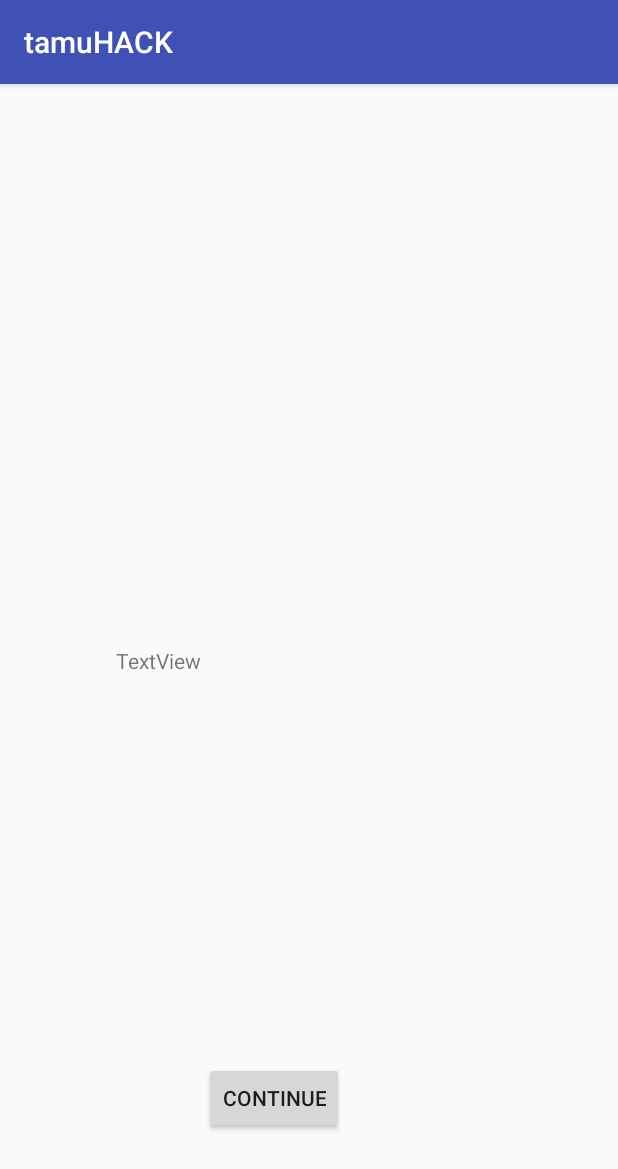
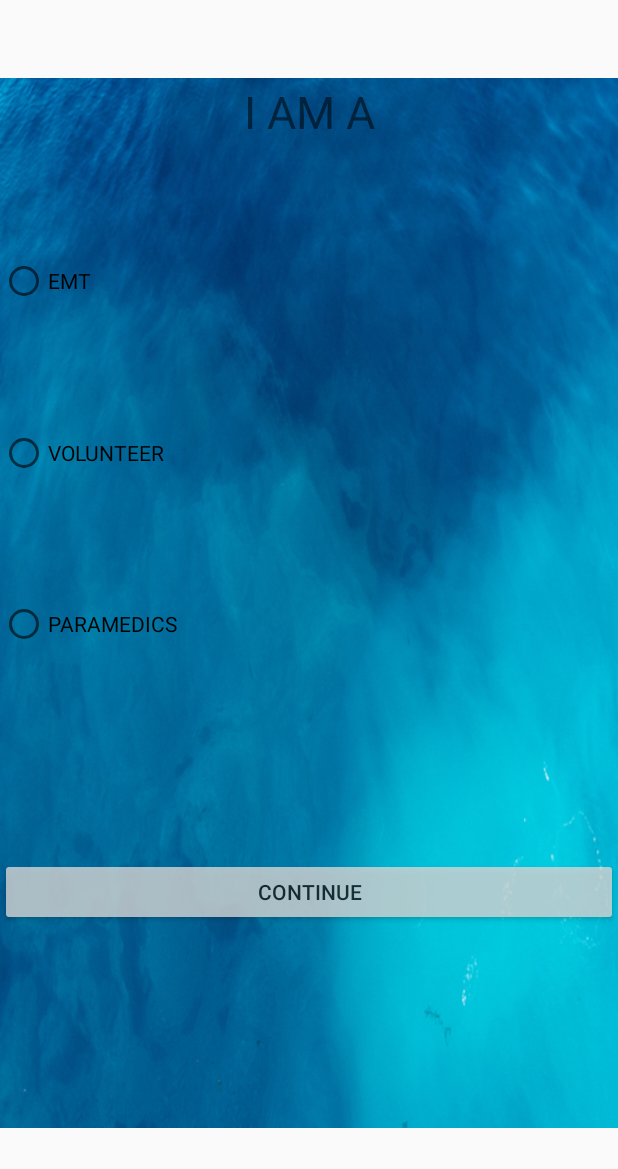
Before and after one commit to briantoe/arcangel, an Android app: the UserType screen opened directly, with no data from a screen before it, on a phone screen of 412 x 824 dp. Shown: the top 1169 px of the screen. Run offline under Robolectric (Android 15) with nearby library versions, the phone set to English and light mode, and no system bars.

Commit message:
user type page completed

```diff
--- a/app/src/main/res/layout/user_type_layout.xml
+++ b/app/src/main/res/layout/user_type_layout.xml
@@ -3,26 +3,81 @@
     xmlns:app="http://schemas.android.com/apk/res-auto"
     xmlns:tools="http://schemas.android.com/tools"
     android:layout_width="match_parent"
-    android:layout_height="match_parent">
+    android:layout_height="match_parent"
+    tools:layout_editor_absoluteY="81dp">
+
+    <ImageView
+        android:id="@+id/imageView"
+        android:layout_width="wrap_content"
+        android:layout_height="wrap_content"
+        android:scaleType="fitXY"
+        app:layout_constraintStart_toStartOf="@+id/textView2"
+        app:layout_constraintTop_toTopOf="@+id/textView2"
+        app:srcCompat="@drawable/water_background" />
 
     <Button
         android:id="@+id/buttonToMaps"
-        android:layout_width="wrap_content"
-        android:layout_height="wrap_content"
-        android:layout_marginBottom="68dp"
-        android:layout_marginStart="136dp"
+        android:layout_width="match_parent"
+        android:layout_height="45dp"
+
+        android:layout_marginBottom="155dp"
+        android:alpha=".8"
         android:onClick="buttonToMaps"
         android:text="continue"
         app:layout_constraintBottom_toBottomOf="parent"
-        app:layout_constraintStart_toStartOf="parent" />
+        app:layout_constraintEnd_toEndOf="parent"
+        app:layout_constraintStart_toStartOf="parent"
+        app:layout_constraintTop_toBottomOf="@+id/paramedicsRadio" />
+
+    <RadioButton
+        android:id="@+id/emtRadio"
+        android:layout_width="match_parent"
+        android:layout_height="45dp"
+        android:layout_marginBottom="17dp"
+        android:onClick="hospitalServices"
+        android:text="EMT"
+        android:textColorLink="@color/grey"
+        app:layout_constraintBottom_toTopOf="@+id/volunteerRadio"
+        app:layout_constraintEnd_toEndOf="parent"
+        app:layout_constraintStart_toStartOf="parent"
+        app:layout_constraintTop_toBottomOf="@+id/textView2" />
+
+    <RadioButton
+        android:id="@+id/paramedicsRadio"
+        android:layout_width="match_parent"
+        android:layout_height="45dp"
+        android:layout_marginBottom="81dp"
+        android:onClick="hospitalServices"
+        android:text="PARAMEDICS"
+        android:textColorLink="@color/grey"
+        app:layout_constraintBottom_toTopOf="@+id/buttonToMaps"
+        app:layout_constraintEnd_toEndOf="parent"
+        app:layout_constraintStart_toStartOf="parent"
+        app:layout_constraintTop_toBottomOf="@+id/volunteerRadio" />
+
+    <RadioButton
+        android:id="@+id/volunteerRadio"
+        android:layout_width="match_parent"
+        android:layout_height="45dp"
+        android:layout_marginBottom="17dp"
+        android:onClick="volunteerService"
+        android:text="VOLUNTEER"
+        android:textColorLink="@color/grey"
+        app:layout_constraintBottom_toTopOf="@+id/paramedicsRadio"
+        app:layout_constraintEnd_toEndOf="parent"
+        app:layout_constraintStart_toStartOf="parent"
+        app:layout_constraintTop_toBottomOf="@+id/emtRadio" />
 
     <TextView
         android:id="@+id/textView2"
-        android:layout_width="wrap_content"
-        android:layout_height="wrap_content"
-        android:layout_marginStart="77dp"
-        android:text="TextView"
-        app:layout_constraintBottom_toBottomOf="parent"
+        android:layout_width="match_parent"
+        android:layout_height="45dp"
+        android:layout_marginBottom="16dp"
+        android:gravity="center"
+        android:text="I AM A"
+        android:textSize="30sp"
+        app:layout_constraintBottom_toTopOf="@+id/emtRadio"
+        app:layout_constraintEnd_toEndOf="parent"
         app:layout_constraintStart_toStartOf="parent"
         app:layout_constraintTop_toTopOf="parent" />
 </android.support.constraint.ConstraintLayout>
--- a/app/src/main/res/values/colors.xml
+++ b/app/src/main/res/values/colors.xml
@@ -4,4 +4,5 @@
     <color name="colorPrimaryDark">#303F9F</color>
     <color name="colorAccent">#FF4081</color>
     <color name="white">#c40a0a</color>
+    <color name="grey">#efefef</color>
 </resources>
--- a/app/src/main/res/values/styles.xml
+++ b/app/src/main/res/values/styles.xml
@@ -1,7 +1,7 @@
 <resources>
 
     <!-- Base application theme. -->
-    <style name="AppTheme" parent="Theme.AppCompat.Light.DarkActionBar">
+    <style name="AppTheme" parent="Theme.AppCompat.Light.NoActionBar">
         <!-- Customize your theme here. -->
         <item name="colorPrimary">@color/colorPrimary</item>
         <item name="colorPrimaryDark">@color/colorPrimaryDark</item>
```
Also changed, not shown: app/src/main/java/com/example/bclan/tamuhack/UserType.java (+11 -2 lines), app/src/main/res/layout/activity_main_page.xml (+51 -54 lines).
